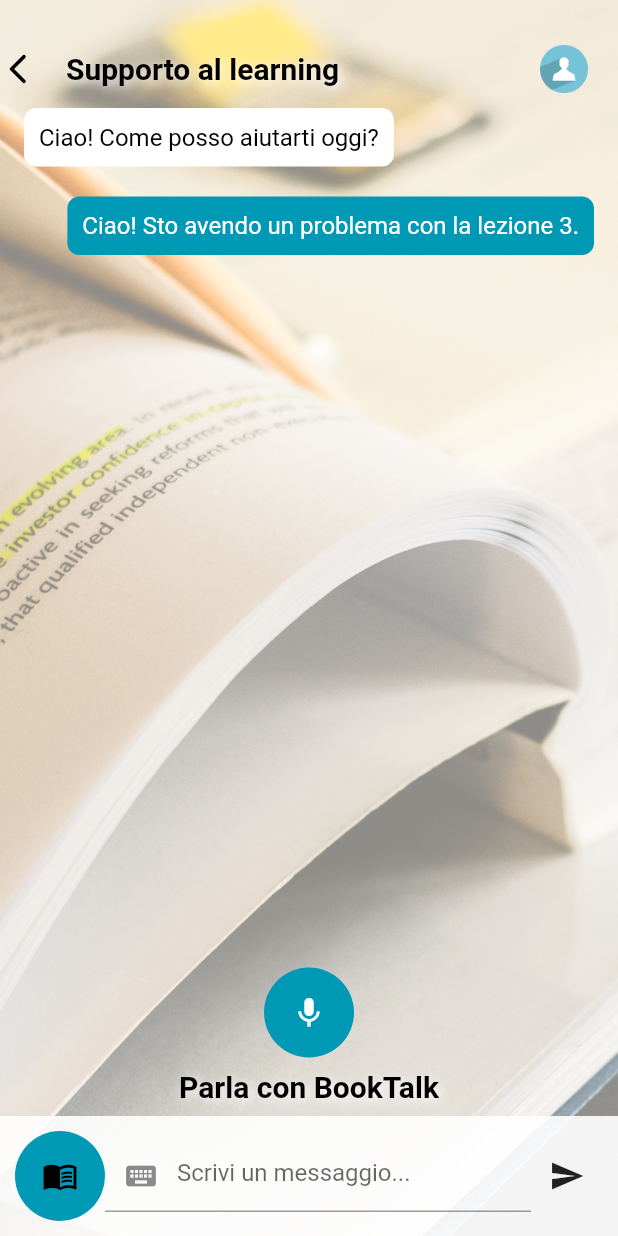
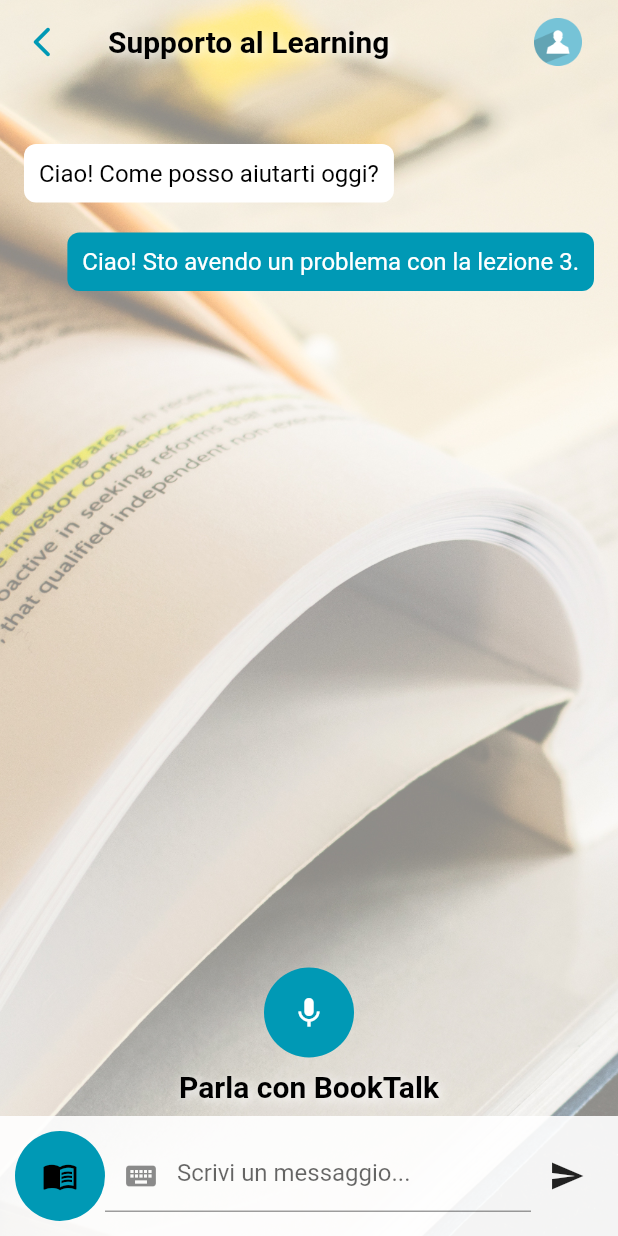
Before and after one commit to NapMarta/booktalk_app, a Flutter app: the SupportoAlLearningScreen screen opened directly, on a phone screen of 412 x 824 dp. Run offline on Flutter 3.47's test engine with Material 2 defaults, Android fonts, the phone set to English and light mode, and no system bars; our stand-ins replace camera, sliding_up_panel.

Commit message:
modifica header interfaccia supporto-al-learning

```diff
--- a/lib/modifica-profilo.dart
+++ b/lib/modifica-profilo.dart
@@ -123,7 +123,7 @@
               Center(
                 child: Column(
                   children: [
-                    SizedBox(height: 40,),
+                    SizedBox(height: 60,),
                     Image.asset('assets/person-icon.png', width: 120),
                     SizedBox(height: 10),
                   ],
--- a/lib/supporto-al-learning.dart
+++ b/lib/supporto-al-learning.dart
@@ -34,6 +34,51 @@
   @override
   Widget build(BuildContext context) {
     return Scaffold(
+       // ------ HEADER ------
+        appBar: AppBar(
+          leading: IconButton(
+            icon: Icon(Icons.arrow_back_ios_new_rounded, color: Color(0xFF0099b5),), // Icona personalizzata
+            onPressed: () {
+              Navigator.of(context).pop(); // Torna indietro alla schermata precedente
+            },
+          ),
+
+          title: Text(
+            'Supporto al Learning',
+            style: TextStyle(
+              fontFamily: 'Roboto',
+              fontSize: 20,
+              fontWeight: FontWeight.bold,
+              color: Colors.black,
+              shadows: [
+                Shadow(
+                  blurRadius: 8,
+                  color: Colors.white,
+                  offset: Offset(2, 2),
+                ),
+              ],
+            ),
+          ),
+          backgroundColor: Color.fromARGB(0, 255, 255, 255),
+          elevation: 0,
+          actions: <Widget>[
+            Padding(
+              padding: EdgeInsets.only(right: 16),
+              child: IconButton(
+                icon: Image.asset('assets/person-icon.png'),
+                onPressed: () {
+                  Navigator.of(context).push(
+                    MaterialPageRoute(
+                    builder: (context) => ProfilePage(),
+                    ),
+                  );
+                },
+              ),
+            ),
+          ],
+        ),
+        extendBodyBehindAppBar: true,
+
       body: Container(
         decoration: BoxDecoration(
           image: DecorationImage(
@@ -46,7 +91,7 @@
             SizedBox(height: 30,),
             // Barra superiore con freccia indietro e titolo
             Row(
-              mainAxisAlignment: MainAxisAlignment.spaceBetween,
+              /*mainAxisAlignment: MainAxisAlignment.spaceBetween,
               children: [
                 GestureDetector(
                     onTap: () {
@@ -89,7 +134,7 @@
                       child: Image.asset("assets/person-icon.png", width: 32),
                     ),
                   ),
-                ],
+                ],*/
               ),
 
             // Area di chat
```
